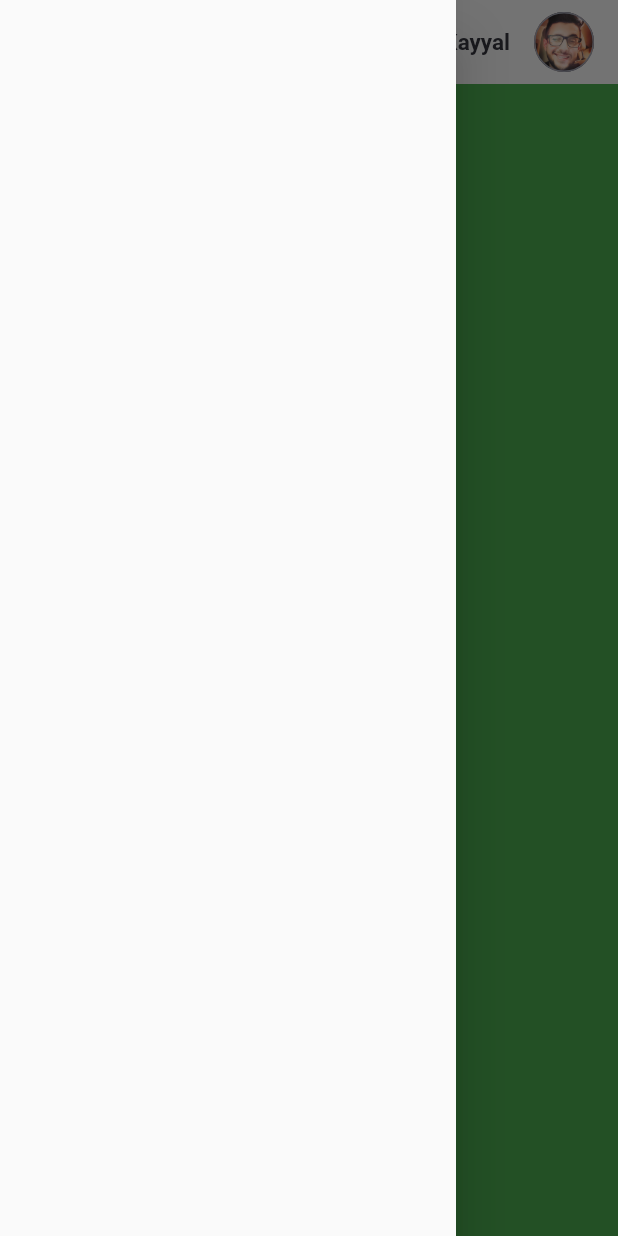
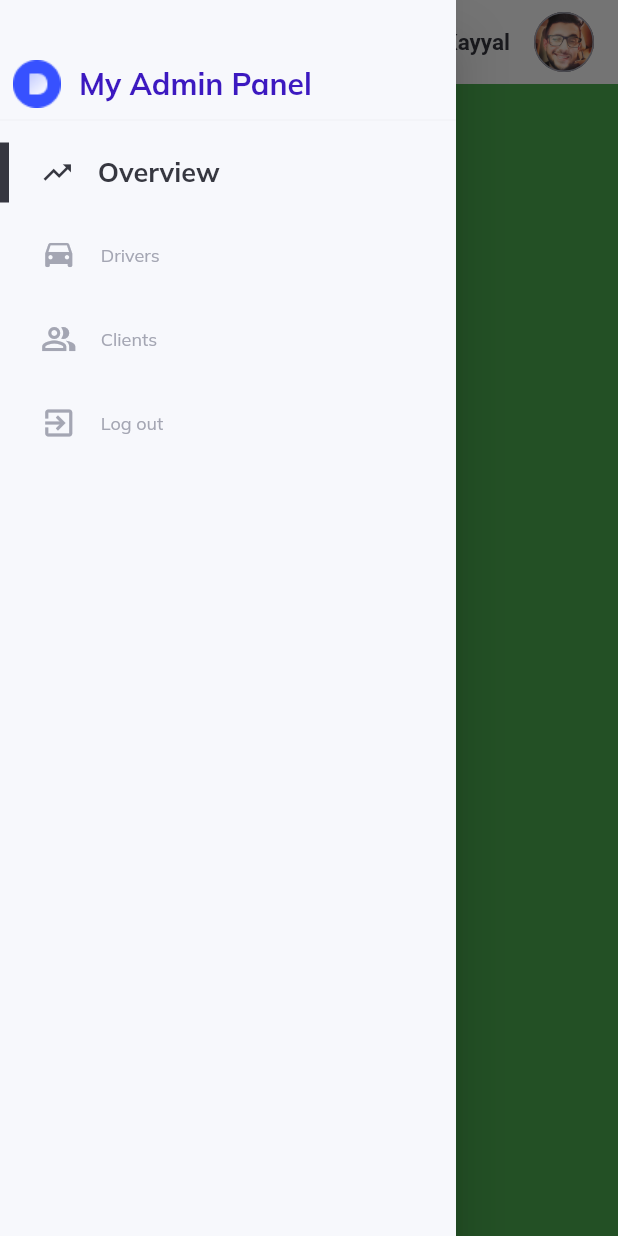
Before and after one commit to PortgasXDXMajd/MyAdminPanel, a Flutter app: the screen it shows after launch, with the side drawer open, on a phone screen of 412 x 824 dp. Run offline on Flutter 3.47's test engine with Material 2 defaults, Android fonts, the light colour scheme and no system bars; our stand-ins replace get, google_fonts.

Commit message:
adding side menu

```diff
--- /dev/null
+++ b/lib/constants/controllers.dart
@@ -0,0 +1,3 @@
+import 'package:flutter_app/controllers/menu-controller.dart';
+
+MenuController menuController = MenuController.instance;
--- a/lib/layout.dart
+++ b/lib/layout.dart
@@ -1,5 +1,6 @@
 import 'package:flutter/material.dart';
 import 'package:flutter_app/helpers/responsiveness.dart';
+import 'package:flutter_app/widgets/side-menu.dart';
 import 'package:flutter_app/widgets/top-nav.dart';
 
 
@@ -18,7 +19,11 @@ class _SiteLayoutState extends State<SiteLayout> {
         child: Scaffold(
           key: scaffoldKey,
           appBar: topNavAppBar(context,scaffoldKey),
-          drawer: Drawer(),
+          backgroundColor: Colors.black.withOpacity(0.01),
+          drawer:ResponsiveWidget.isSmallScreen(context)?
+          Drawer(
+            child: SideMenu(),
+          ):null,
           body: ResponsiveWidget(),
         )
     );
--- a/lib/main.dart
+++ b/lib/main.dart
@@ -1,10 +1,12 @@
 import 'package:flutter/material.dart';
+import 'package:flutter_app/controllers/menu-controller.dart';
 import 'package:flutter_app/layout.dart';
 import 'package:get/get.dart';
 import 'package:google_fonts/google_fonts.dart';
 
 
 void main(){
+  Get.put(MenuController());
   runApp(MyAdminApp());
 }
 
--- /dev/null
+++ b/lib/routing/routes.dart
@@ -0,0 +1,11 @@
+const overViewPageRoute = "Overview";
+const driversPageRoute = "Drivers";
+const clientsPageRoute = "Clients";
+const authenticationPageRoute = "Authentication";
+
+List sideMenuItems = [
+  overViewPageRoute,
+  driversPageRoute,
+  clientsPageRoute,
+  authenticationPageRoute,
+];
--- /dev/null
+++ b/lib/widgets/horizontal-menu-item.dart
@@ -0,0 +1,67 @@
+import 'package:flutter/material.dart';
+import 'package:flutter_app/constants/colors.dart';
+import 'package:flutter_app/constants/controllers.dart';
+import 'package:flutter_app/widgets/CustomText.dart';
+import 'package:get/get.dart';
+
+
+class HorizontalMenuItem extends StatefulWidget {
+  final String itemName;
+  final Function onTap;
+  HorizontalMenuItem({required this.itemName,required this.onTap});
+  @override
+  _HorizontalMenuItemState createState() => _HorizontalMenuItemState();
+}
+
+class _HorizontalMenuItemState extends State<HorizontalMenuItem> {
+  @override
+  Widget build(BuildContext context) {
+    double _width = MediaQuery.of(context).size.width;
+    return InkWell(
+      onTap: (){
+        widget.onTap();
+      },
+      onHover: (value){
+        value?
+        menuController.onHover(widget.itemName):
+        menuController.onHover('not Hovering');
+      },
+      child: Obx(()=>Container(
+        color: menuController.isHovering(widget.itemName)? lightGrey.withOpacity(0.1):Colors.transparent,
+        child: Row(
+          children: [
+            Visibility(
+              visible: menuController.isHovering(widget.itemName)|| menuController.isActive(widget.itemName),
+              child: Container(
+                width: 6,
+                height: 40,
+                color: dark,
+              ),
+              maintainAnimation: true,
+              maintainSize: true,
+              maintainState: true,
+            ),
+
+            SizedBox(width: _width/80,),
+
+            Padding(
+              padding: EdgeInsets.all(16),
+              child: menuController.returnIconFor(widget.itemName),
+            ),
+
+            if(!menuController.isActive(widget.itemName))
+              Flexible(
+                child: CustomText(text: widget.itemName,color: menuController.isHovering(widget.itemName)?dark:lightGrey),
+              )
+            else
+              Flexible(
+                child: CustomText(text: widget.itemName,color: dark,size: 18, weight: FontWeight.bold,),
+              )
+          ],
+        ),
+      )),
+
+
+    );
+  }
+}
--- a/lib/widgets/layout_large_screen.dart
+++ b/lib/widgets/layout_large_screen.dart
@@ -1,4 +1,5 @@
 import 'package:flutter/material.dart';
+import 'package:flutter_app/widgets/side-menu.dart';
 
 class SiteLayoutLargeScreen extends StatefulWidget {
   @override
@@ -13,7 +14,8 @@ class _SiteLayoutLargeScreenState extends State<SiteLayoutLargeScreen> {
         Expanded(
           flex: 1,
           child: Container(
-            color: Colors.redAccent,
+            color: Colors.transparent,
+            child: SideMenu(),
           ),
         ),
         Expanded(
--- /dev/null
+++ b/lib/widgets/side-menu.dart
@@ -0,0 +1,71 @@
+import 'package:flutter/material.dart';
+import 'package:flutter_app/constants/colors.dart';
+import 'package:flutter_app/constants/controllers.dart';
+import 'package:flutter_app/helpers/responsiveness.dart';
+import 'package:flutter_app/routing/routes.dart';
+import 'package:flutter_app/widgets/CustomText.dart';
+import 'package:flutter_app/widgets/side_menu_item.dart';
+import 'package:get/get.dart';
+
+class SideMenu extends StatefulWidget {
+  @override
+  _SideMenuState createState() => _SideMenuState();
+}
+
+class _SideMenuState extends State<SideMenu> {
+  @override
+  Widget build(BuildContext context) {
+    double _width = MediaQuery.of(context).size.width;
+    return Container(
+      color: light,
+      child: ListView(
+        children: [
+          Column(
+            mainAxisSize: MainAxisSize.min,
+            children: [
+              SizedBox(height: 40,),
+              if(ResponsiveWidget.isSmallScreen(context))
+                Row(
+                  children: [
+                    SizedBox(width: _width/48,),
+                    Padding(
+                      padding: EdgeInsets.only(right: 12),
+                      child: Image.asset('assets/icons/logo.png'),
+                    ),
+                    Flexible(
+                      child: CustomText(
+                        text: "My Admin Panel",
+                        color: active,
+                        size: 20,
+                        weight: FontWeight.bold,
+                      ),
+                    ),
+                    SizedBox(width: _width/48,),
+                  ],
+                ),
+              if(ResponsiveWidget.isSmallScreen(context))
+                SizedBox(width: 40,),
+              if(ResponsiveWidget.isSmallScreen(context))
+                Divider(color: lightGrey.withOpacity(0.1),),
+
+              Column(
+                  mainAxisSize: MainAxisSize.min,
+                  children: sideMenuItems.map((itemName) => SideMenuItem(
+                      itemName: itemName == authenticationPageRoute?"Log out" : itemName,
+                      onTap: (){
+                        if(!menuController.isActive(itemName)){
+                          menuController.changeActiveItemTo(itemName);
+                          if(ResponsiveWidget.isSmallScreen(context))
+                            Get.back();
+                        }
+                      }
+                  )).toList()
+              )
+            ],
+          )
+        ],
+      ),
+
+    );
+  }
+}
--- /dev/null
+++ b/lib/widgets/side_menu_item.dart
@@ -0,0 +1,23 @@
+import 'package:flutter/material.dart';
+import 'package:flutter_app/helpers/responsiveness.dart';
+import 'package:flutter_app/widgets/horizontal-menu-item.dart';
+import 'package:flutter_app/widgets/vertical-menu-item.dart';
+
+class SideMenuItem extends StatefulWidget {
+  final String itemName;
+  final Function onTap;
+  SideMenuItem({required this.itemName,required this.onTap});
+
+  @override
+  _SideMenuItemState createState() => _SideMenuItemState();
+}
+
+class _SideMenuItemState extends State<SideMenuItem> {
+  @override
+  Widget build(BuildContext context) {
+   if(ResponsiveWidget.isMediumScreen(context))
+     return VerticalMenuItem(itemName: widget.itemName,onTap: widget.onTap,);
+   else
+     return HorizontalMenuItem(itemName: widget.itemName,onTap: widget.onTap,);
+  }
+}
```
Also changed, not shown: lib/controllers/menu-controller.dart (added, +51 -0 lines), lib/widgets/vertical-menu-item.dart (added, +74 -0 lines).
